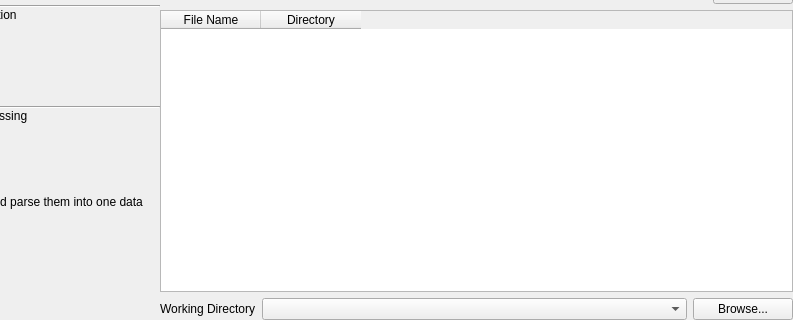
Above: mainwindow.ui from frankyeh/DSI-Studio before the change; both pictures show x 240 to 1033 and y 335 to 655 of the 1033 by 655 pixel window. Below: the same form after it.
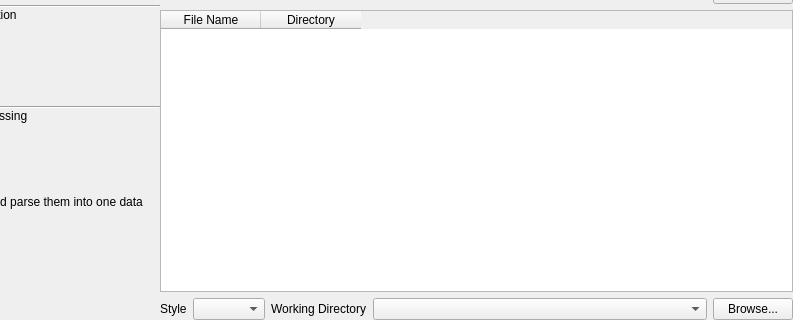
That is the form after the change. The open tabs and pages were chosen to show the change. Icons and pictures are not drawn.

Commit message: [gui] allow changing style

The edit to the form file:
```diff
--- a/mainwindow.ui
+++ b/mainwindow.ui
@@ -808,7 +808,17 @@
           </widget>
          </item>
          <item>
-          <layout class="QHBoxLayout" name="horizontalLayout_2">
+          <layout class="QHBoxLayout" name="horizontalLayout_2" stretch="0,0,0,1,0">
+           <item>
+            <widget class="QLabel" name="label_11">
+             <property name="text">
+              <string>Style</string>
+             </property>
+            </widget>
+           </item>
+           <item>
+            <widget class="QComboBox" name="styles"/>
+           </item>
            <item>
             <widget class="QLabel" name="label">
              <property name="sizePolicy">
```
Left out of the diff: 2 changed lines with no effect on the pictures. The commit also changes 3 other files.
